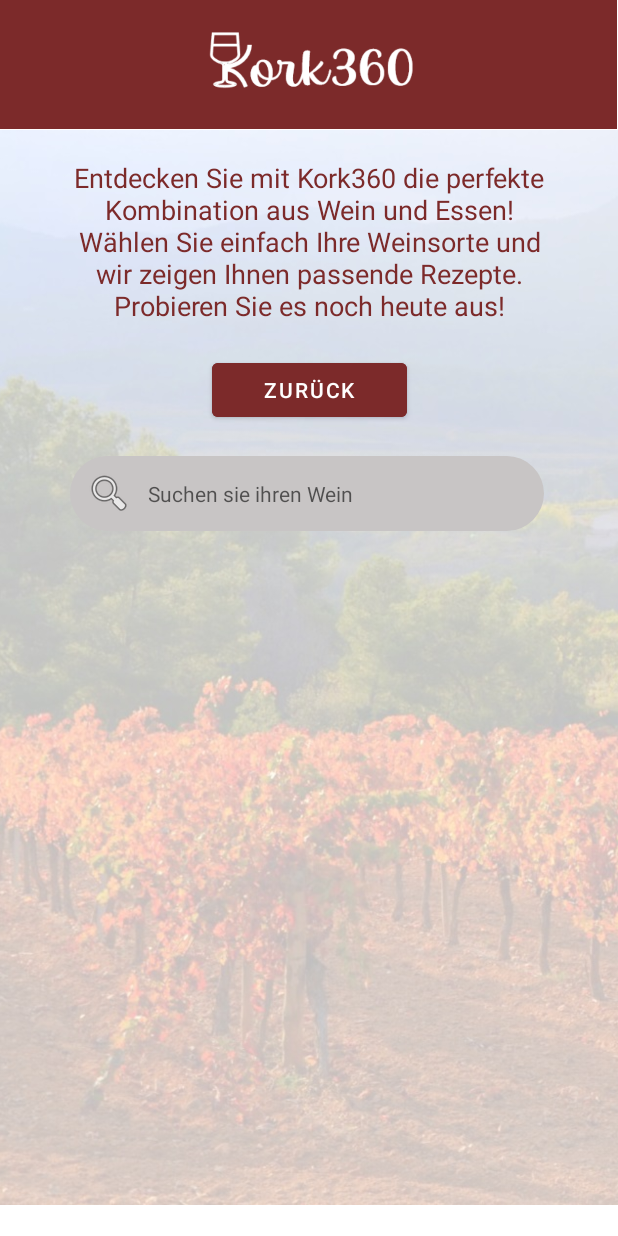
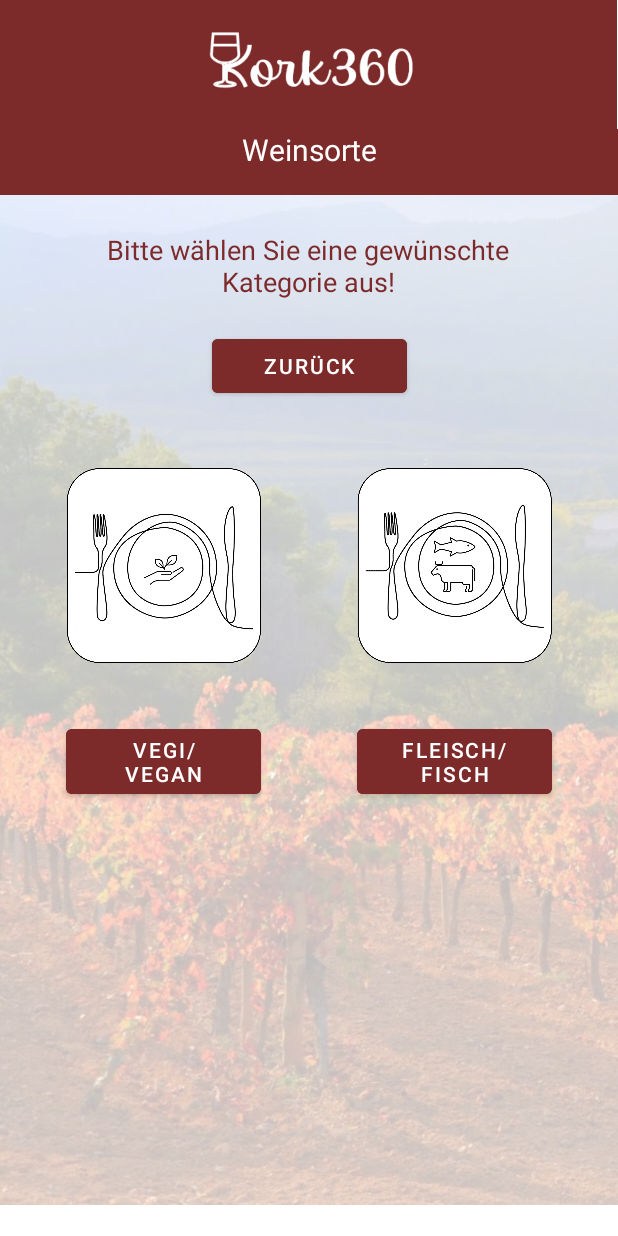
Before and after one commit to stefsGIT/NewKork2.0, an Android app: the screen it shows after launch (NewActivity before the commit, GerichtActivity after it), after a tap on "WEISSWEINE", on a phone screen of 412 x 824 dp. Run offline under Robolectric (Android 15) with nearby library versions, the light colour scheme and no system bars; 3 statements that could not run were skipped.

Commit message:
Änderungen

```diff
--- a/app/src/main/java/com/example/newkork/GerichtActivity.java
+++ b/app/src/main/java/com/example/newkork/GerichtActivity.java
@@ -1,7 +1,10 @@
 package com.example.newkork;
 
 import android.app.Activity;
+import android.content.Intent;
 import android.os.Bundle;
+import android.view.View;
+import android.widget.Button;
 
 import androidx.appcompat.app.AppCompatActivity;
 
@@ -9,5 +12,20 @@ public class GerichtActivity extends AppCompatActivity {
     protected void onCreate(Bundle savedInstanceState) {
         super.onCreate(savedInstanceState);
         setContentView(R.layout.activity_gericht);
+
+        Button fleisch_button, vegi_button, zurueck_button;
+
+        fleisch_button = findViewById(R.id.Fleisch);
+        vegi_button = findViewById(R.id.Vegi);
+        zurueck_button = findViewById(R.id.Zurueck);
+
+        zurueck_button.setOnClickListener(new View.OnClickListener() {
+            public void onClick(View view) {
+                Intent intent = new Intent(GerichtActivity.this, MainActivity.class);
+                startActivity(intent);
+            }
+        });
+
+
     }
 }
--- a/app/src/main/java/com/example/newkork/MainActivity.java
+++ b/app/src/main/java/com/example/newkork/MainActivity.java
@@ -17,19 +17,22 @@ public class MainActivity extends AppCompatActivity {
         setContentView(R.layout.activity_main);
 
         Database Weine = new Database(MainActivity.this);
-        CreateTable Loader = new CreateTable();
+        DatabaseRecept Recipe= new DatabaseRecept(MainActivity.this);
+
+        CreateTable LoaderW = new CreateTable();
+        createRecipeTable LoaderR = new createRecipeTable();
 
         Cursor cursorW = Weine.readData();
         if (cursorW.getCount()==0){
-            Weine = Loader.loadData(Weine);
+            Weine = LoaderW.loadData(Weine);
         }
-        Cursor cursorR = Weine.readData();
+        Cursor cursorR = Recipe.readData();
         if (cursorR.getCount()==0){
-            Weine = Loader.loadData(Weine);
+            Recipe = LoaderR.loadData(Recipe);
         }
 
-        rotwein_button = findViewById(R.id.Vegi);
-        weiswein_button = findViewById(R.id.Fleisch);
+        rotwein_button = findViewById(R.id.Weiswein);
+        weiswein_button = findViewById(R.id.Rotwein);
         suche_button = findViewById(R.id.Suchen);
 
         rotwein_button.setOnClickListener(new View.OnClickListener() {
@@ -41,6 +44,13 @@ public class MainActivity extends AppCompatActivity {
 
         weiswein_button.setOnClickListener(new View.OnClickListener() {
             public void onClick(View view) {
+                Intent intent = new Intent(MainActivity.this, GerichtActivity.class);
+                startActivity(intent);
+            }
+        });
+
+        suche_button.setOnClickListener(new View.OnClickListener() {
+            public void onClick(View view) {
                 Intent intent = new Intent(MainActivity.this, NewActivity.class);
                 startActivity(intent);
             }
--- a/app/src/main/res/layout/activity_main.xml
+++ b/app/src/main/res/layout/activity_main.xml
@@ -67,7 +67,7 @@
         app:layout_constraintTop_toBottomOf="@+id/Vegi" />
 
     <Button
-        android:id="@+id/Vegi"
+        android:id="@+id/Rotwein"
         android:layout_width="130dp"
         android:layout_height="48dp"
         android:layout_marginStart="44dp"
@@ -100,7 +100,7 @@
         app:srcCompat="@drawable/logo_weisswein" />
 
     <Button
-        android:id="@+id/Fleisch"
+        android:id="@+id/Weiswein"
         android:layout_width="130dp"
         android:layout_height="48dp"
         android:layout_marginTop="20dp"
--- a/app/src/main/res/layout/activity_new.xml
+++ b/app/src/main/res/layout/activity_new.xml
@@ -40,7 +40,7 @@
         app:srcCompat="@drawable/background_vineyard" />
 
     <Button
-        android:id="@+id/button4"
+        android:id="@+id/Zurueck2"
         android:layout_width="130dp"
         android:layout_height="48dp"
         android:layout_marginTop="20dp"
@@ -77,7 +77,7 @@
         app:layout_constraintEnd_toEndOf="parent"
         app:layout_constraintHorizontal_bias="0.484"
         app:layout_constraintStart_toStartOf="parent"
-        app:layout_constraintTop_toBottomOf="@+id/button4" />
+        app:layout_constraintTop_toBottomOf="@+id/Zurueck2" />
 
 
 </androidx.constraintlayout.widget.ConstraintLayout>
```
